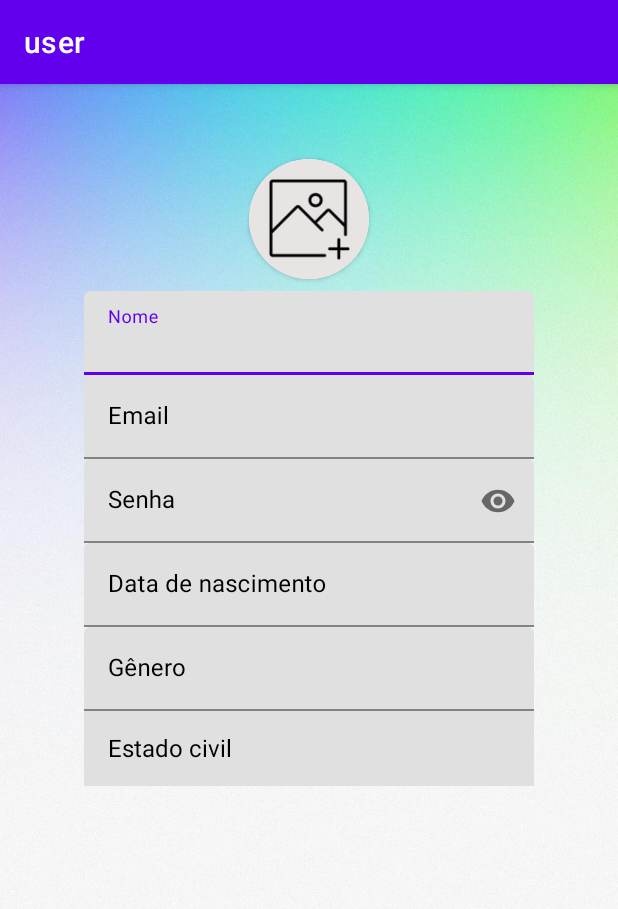
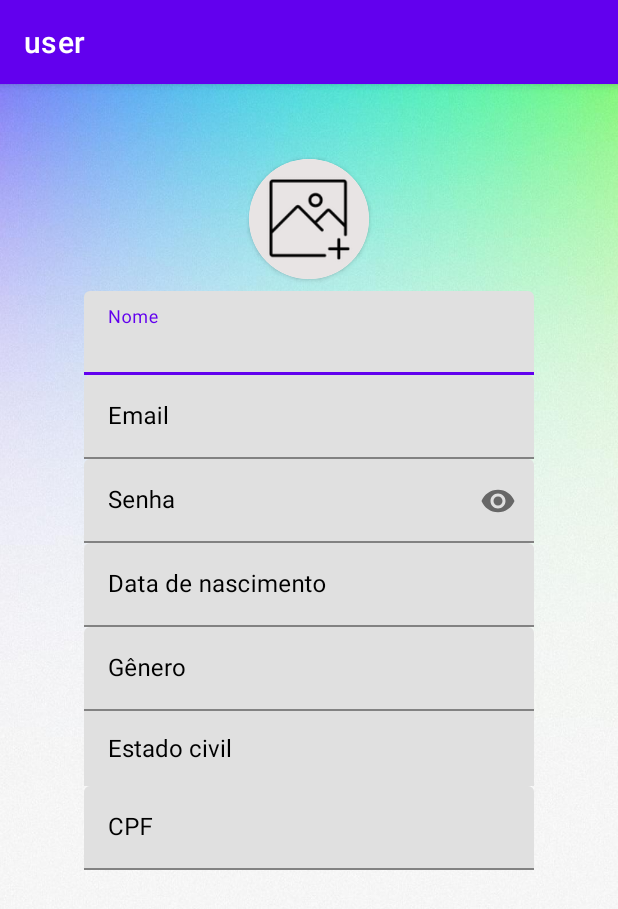
Before and after one commit to cesarfreitax/user, an Android app: the RegisterActivity screen opened directly, with no data from a screen before it, on a phone screen of 412 x 824 dp. Shown: the top 909 px of the screen. Run offline under Robolectric (Android 15) with nearby library versions, the phone set to English and light mode, and no system bars.

Commit message:
main implementacao da mascara de cpf

```diff
--- a/app/src/main/java/com/cesar/user/RegisterActivity.kt
+++ b/app/src/main/java/com/cesar/user/RegisterActivity.kt
@@ -2,12 +2,12 @@ package com.cesar.user
 
 import android.app.Activity
 import android.app.DatePickerDialog
-import android.content.DialogInterface
 import android.content.Intent
 import android.graphics.Bitmap
 import androidx.appcompat.app.AppCompatActivity
 import android.os.Bundle
 import android.provider.MediaStore
+import android.view.MotionEvent
 import android.view.View
 import android.widget.AdapterView
 import android.widget.ArrayAdapter
@@ -16,6 +16,8 @@ import android.widget.ImageView
 import android.widget.Spinner
 import android.widget.Toast
 import androidx.appcompat.app.AlertDialog
+import androidx.core.widget.addTextChangedListener
+import com.cesar.user.utils.cpfMask
 import com.google.android.material.textfield.TextInputEditText
 import com.google.android.material.textfield.TextInputLayout
 import java.util.Calendar
@@ -29,6 +31,9 @@ class RegisterActivity : AppCompatActivity(), DatePickerDialog.OnDateSetListener
     lateinit var birth: TextInputEditText
     lateinit var gender: TextInputEditText
     lateinit var maritalState: Spinner
+    lateinit var cpf: TextInputEditText
+
+    var cpfAux = ""
 
     private val genderList = arrayOf("Masculino", "Feminino", "Outros")
     private val maritalStateList = arrayOf("Estado civil", "Solteira", "Casada", "Divorciada", "Viúva")
@@ -56,6 +61,7 @@ class RegisterActivity : AppCompatActivity(), DatePickerDialog.OnDateSetListener
         gender = findViewById(R.id.register_gender)
         maritalState = findViewById(R.id.register_marital_status)
         emailContainer = findViewById(R.id.register_email_container)
+        cpf = findViewById(R.id.register_cpf)
 //        emailContainer.suffixText = "@gmail.com"
 
         pickDate()
@@ -63,6 +69,10 @@ class RegisterActivity : AppCompatActivity(), DatePickerDialog.OnDateSetListener
 //        openGalleryForImage()
 //        openCapturePhotoForImage()
         showChooseImageMethod()
+
+        cpf.addTextChangedListener {
+            cpfAux = it.toString().cpfMask(cpfAux, cpf)
+        }
 
         val arrayAdapter = ArrayAdapter(this, android.R.layout.simple_spinner_dropdown_item, maritalStateList)
         maritalState.adapter = arrayAdapter
@@ -84,6 +94,7 @@ class RegisterActivity : AppCompatActivity(), DatePickerDialog.OnDateSetListener
         }
     }
 
+
     fun openCapturePhotoForImage() {
         img.setOnClickListener {
             val cameraIntent = Intent(MediaStore.ACTION_IMAGE_CAPTURE)
@@ -101,13 +112,18 @@ class RegisterActivity : AppCompatActivity(), DatePickerDialog.OnDateSetListener
 
     }
 
-    override fun onActivityResult(requestCode: Int, resultCode: Int, data: Intent?) {
-        super.onActivityResult(requestCode, resultCode, data)
+    override fun onActivityResult(requestCode: Int, resultCode: Int, intent: Intent?) {
+        super.onActivityResult(requestCode, resultCode, intent)
         if (resultCode == Activity.RESULT_OK && requestCode == REQUEST_CODE_GALLERY){
-            img.setImageURI(data?.data) // handle chosen image
+            if (intent?.data != null) {
+                img.setImageURI(intent.data) // handle chosen image
+            }
         }
-        if (resultCode == Activity.RESULT_OK && requestCode == REQUEST_CODE_CAMERA && data != null){
-            img.setImageBitmap(data.extras?.get("data") as Bitmap)
+        if (resultCode == Activity.RESULT_OK && requestCode == REQUEST_CODE_CAMERA && intent != null){
+            if (intent.data != null) {
+                img.setImageBitmap(intent.extras?.get("data") as Bitmap)
+
+            }
         }
     }
 
@@ -169,4 +185,11 @@ class RegisterActivity : AppCompatActivity(), DatePickerDialog.OnDateSetListener
 
     }
 
+    //APLICAR NO OLHINHO
+//    override fun onTouchEvent(event: MotionEvent?): Boolean {
+//        return super.onTouchEvent(event)
+//
+//        if (onKeyDown())
+//    }
+
 }
--- a/app/src/main/res/layout/register.xml
+++ b/app/src/main/res/layout/register.xml
@@ -10,7 +10,6 @@
     <androidx.cardview.widget.CardView
         android:layout_width="80dp"
         android:layout_height="80dp"
-        android:elevation="30dp"
         android:id="@+id/register_img_container"
         app:cardCornerRadius="40dp"
         android:layout_centerHorizontal="true"
@@ -28,7 +27,8 @@
             android:id="@+id/register_img"
             android:src="@drawable/ic_add_image"
             android:layout_alignParentTop="true"
-            android:layout_centerHorizontal="true"/>
+            android:layout_centerHorizontal="true"
+            android:contentDescription="Imagem de perfil" />
     </androidx.cardview.widget.CardView>
 
     <com.google.android.material.textfield.TextInputLayout
@@ -128,6 +128,23 @@
             app:layout_constraintTop_toBottomOf="@id/register_gender_container"
             app:layout_constraintStart_toStartOf="@id/register_gender_container"/>
 
+    <com.google.android.material.textfield.TextInputLayout
+        android:id="@+id/register_cpf_container"
+        android:layout_width="300dp"
+        android:layout_height="wrap_content"
+        android:hint="CPF"
+        android:textColorHint="@color/black"
+        app:layout_constraintTop_toBottomOf="@id/register_marital_status"
+        app:layout_constraintStart_toStartOf="@id/register_marital_status">
+
+        <com.google.android.material.textfield.TextInputEditText
+            android:id="@+id/register_cpf"
+            android:layout_width="match_parent"
+            android:layout_height="wrap_content"
+            android:inputType="number" />
+
+    </com.google.android.material.textfield.TextInputLayout>
+
 
 
 
--- a/app/src/main/res/values/colors.xml
+++ b/app/src/main/res/values/colors.xml
@@ -3,6 +3,8 @@
     <color name="purple_200">#FFBB86FC</color>
     <color name="purple_500">#FF6200EE</color>
     <color name="purple_700">#FF3700B3</color>
+    <color name="red">#F10606</color>
+    <color name="green">#4CAF50</color>
     <color name="teal_200">#FF03DAC5</color>
     <color name="teal_700">#FF018786</color>
     <color name="black">#FF000000</color>
```
Also changed, not shown: app/src/main/java/com/cesar/user/utils/Extension.kt (added, +35 -0 lines).
